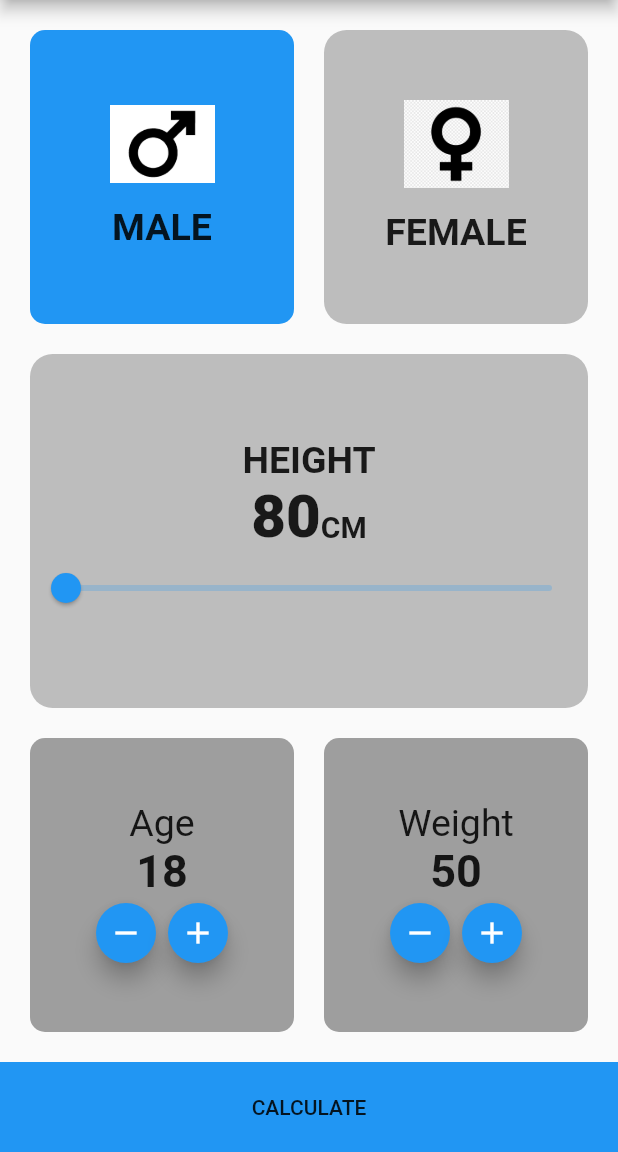
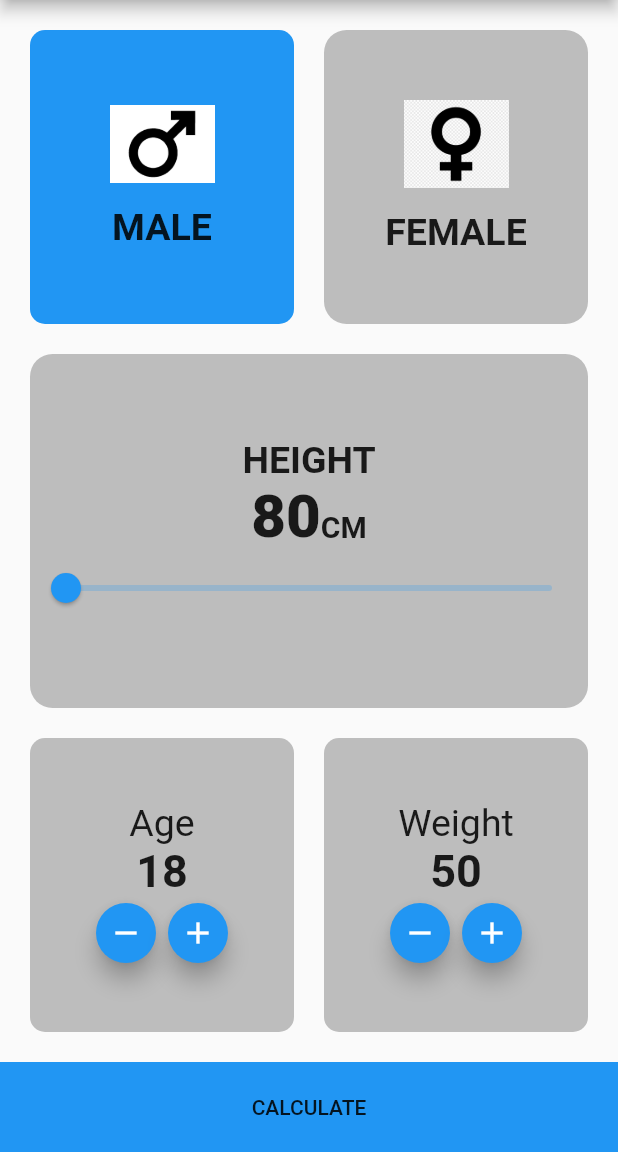
Before and after one commit to mohab7a/BMI_Calculator, a Flutter app: the screen it shows after launch, on a phone screen of 412 x 824 dp, the part 84-1236 px from its top. Run offline on Flutter 3.47's test engine with Material 2 defaults, Android fonts, the phone set to English and light mode, and no system bars.

Commit message:
finish app

```diff
--- a/lib/bmi_screen.dart
+++ b/lib/bmi_screen.dart
@@ -157,7 +157,7 @@ class _BmiScreenState extends State<BmiScreen> {
                   child: Container(
                     decoration: BoxDecoration(
                         borderRadius: BorderRadius.circular(10),
-                        color: Colors.grey),
+                        color: Colors.grey[400]),
                     child: Column(
                       mainAxisAlignment: MainAxisAlignment.center,
                       children: [
@@ -206,7 +206,7 @@ class _BmiScreenState extends State<BmiScreen> {
                   child: Container(
                     decoration: BoxDecoration(
                         borderRadius: BorderRadius.circular(10),
-                        color: Colors.grey),
+                        color: Colors.grey[400]),
                     child: Column(
                       mainAxisAlignment: MainAxisAlignment.center,
                       children: [
```
